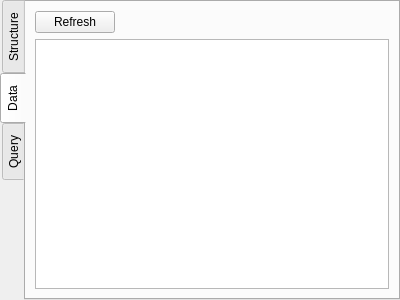
The window that TableDetailsWidget.ui (mtorromeo/sqlantaresia) describes before a commit, drawn with Qt 5.
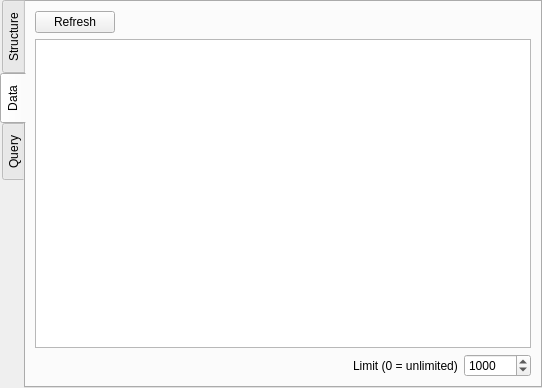
The same window after the commit. The open tabs and pages were chosen to show the change. Icons and pictures are not drawn. Custom widgets are drawn as their Qt base class.

Commit message: Added limit spinbox for the tableData model

```diff
--- a/TableDetailsWidget.ui
+++ b/TableDetailsWidget.ui
@@ -6,8 +6,8 @@
    <rect>
     <x>0</x>
     <y>0</y>
-    <width>400</width>
-    <height>300</height>
+    <width>542</width>
+    <height>388</height>
    </rect>
   </property>
   <property name="windowTitle">
@@ -86,6 +86,46 @@
       </attribute>
      </widget>
     </item>
+    <item>
+     <layout class="QHBoxLayout" name="horizontalLayout_3">
+      <item>
+       <spacer name="horizontalSpacer_3">
+        <property name="orientation">
+         <enum>Qt::Horizontal</enum>
+        </property>
+        <property name="sizeHint" stdset="0">
+         <size>
+          <width>40</width>
+          <height>20</height>
+         </size>
+        </property>
+       </spacer>
+      </item>
+      <item>
+       <widget class="QLabel" name="lblLimit">
+        <property name="text">
+         <string>Limit (0 = unlimited)</string>
+        </property>
+        <property name="buddy">
+         <cstring>spinLimit</cstring>
+        </property>
+       </widget>
+      </item>
+      <item>
+       <widget class="QSpinBox" name="spinLimit">
+        <property name="maximum">
+         <number>1000000000</number>
+        </property>
+        <property name="singleStep">
+         <number>1000</number>
+        </property>
+        <property name="value">
+         <number>1000</number>
+        </property>
+       </widget>
+      </item>
+     </layout>
+    </item>
    </layout>
   </widget>
   <widget class="QWidget" name="tabQuery">
```
The commit also changes 1 other file.
